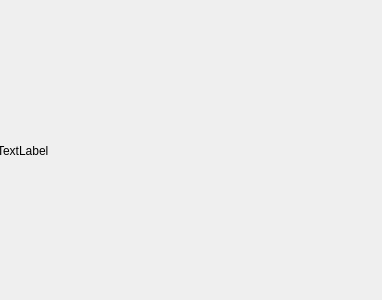
First picture: the form in src/vue/vueContenuTuile.ui, repository ritmosky/Projet_LO21_Carcassonne, before the edit.
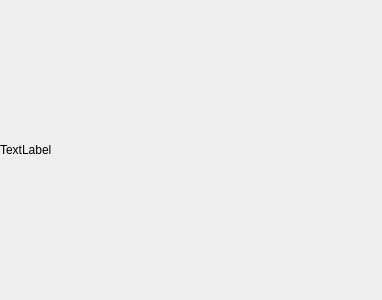
Second picture: the form after the edit.

```diff
--- a/src/vue/vueContenuTuile.ui
+++ b/src/vue/vueContenuTuile.ui
@@ -16,19 +16,27 @@
   <property name="autoFillBackground">
    <bool>false</bool>
   </property>
-  <widget class="QLabel" name="nomTypeTuile">
-   <property name="geometry">
-    <rect>
-     <x>-3</x>
-     <y>-5</y>
-     <width>411</width>
-     <height>311</height>
-    </rect>
+  <layout class="QGridLayout" name="gridLayout">
+   <property name="leftMargin">
+    <number>0</number>
    </property>
-   <property name="text">
-    <string>TextLabel</string>
+   <property name="topMargin">
+    <number>0</number>
    </property>
-  </widget>
+   <property name="rightMargin">
+    <number>0</number>
+   </property>
+   <property name="bottomMargin">
+    <number>0</number>
+   </property>
+   <item row="0" column="0">
+    <widget class="QLabel" name="nomTypeTuile">
+     <property name="text">
+      <string>TextLabel</string>
+     </property>
+    </widget>
+   </item>
+  </layout>
  </widget>
  <resources/>
  <connections/>
```
